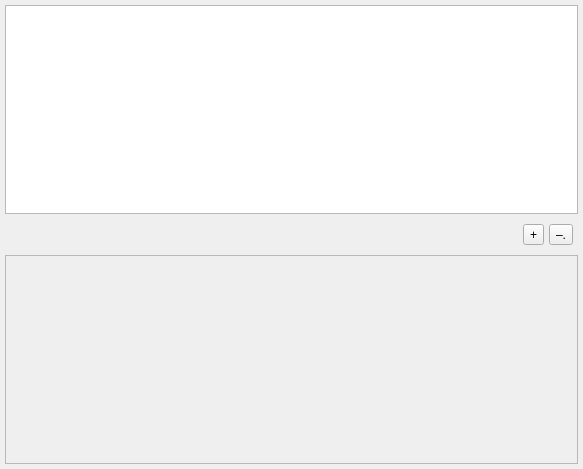
IoeCmcomc/MCDatapacker, file src/widgets/mcdatapackerwidgets/extendedtablewidget/extendedtablewidget.ui: the form before one commit.
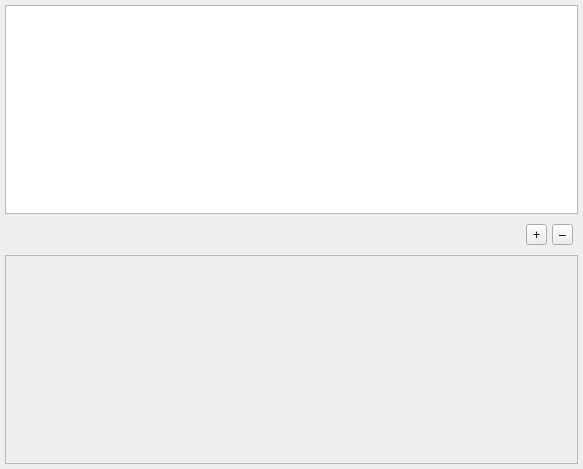
The form after the commit.

Diff of the .ui file:
```diff
--- a/src/widgets/mcdatapackerwidgets/extendedtablewidget/extendedtablewidget.ui
+++ b/src/widgets/mcdatapackerwidgets/extendedtablewidget/extendedtablewidget.ui
@@ -90,7 +90,7 @@
        <item>
         <widget class="QToolButton" name="removeBtn">
          <property name="text">
-          <string>–.</string>
+          <string>–</string>
          </property>
         </widget>
        </item>
```
Left out of the diff: 3 changed lines with no effect on the pictures.
